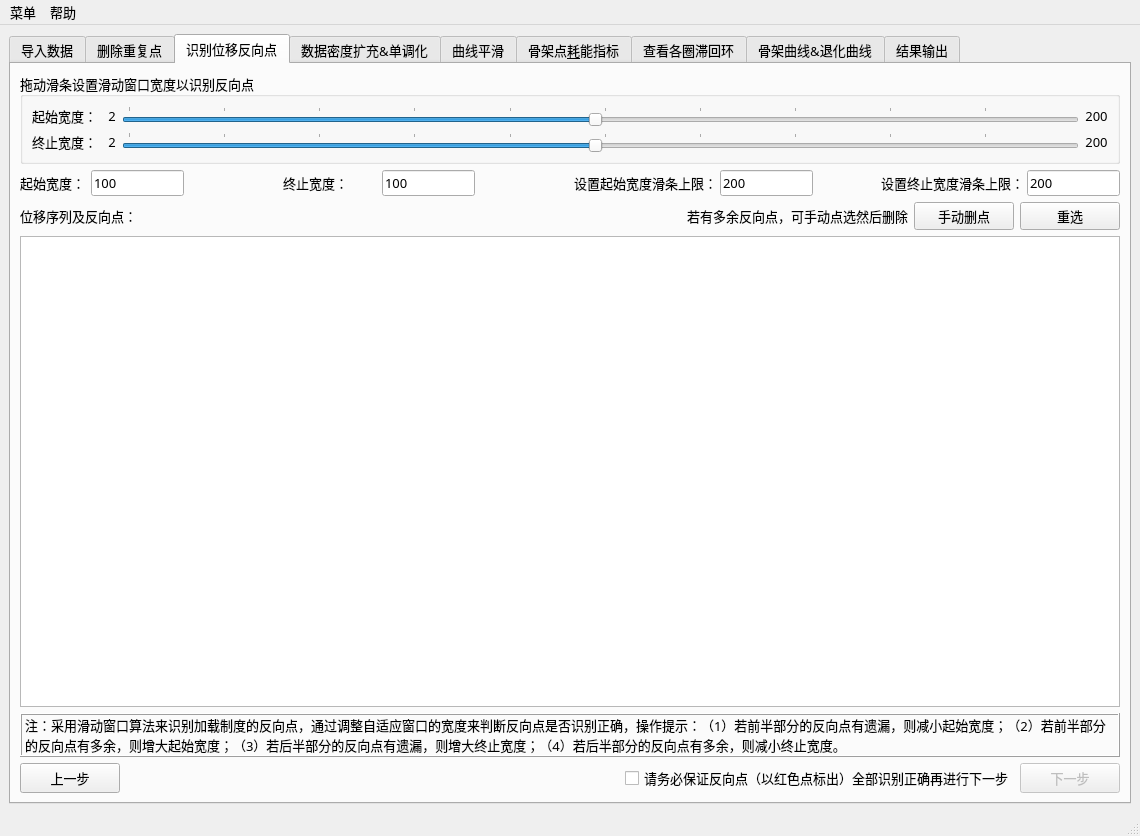
Qt form ui/MainWin.ui (WenchenLie/HystereticCurveAnalysis) before a commit.
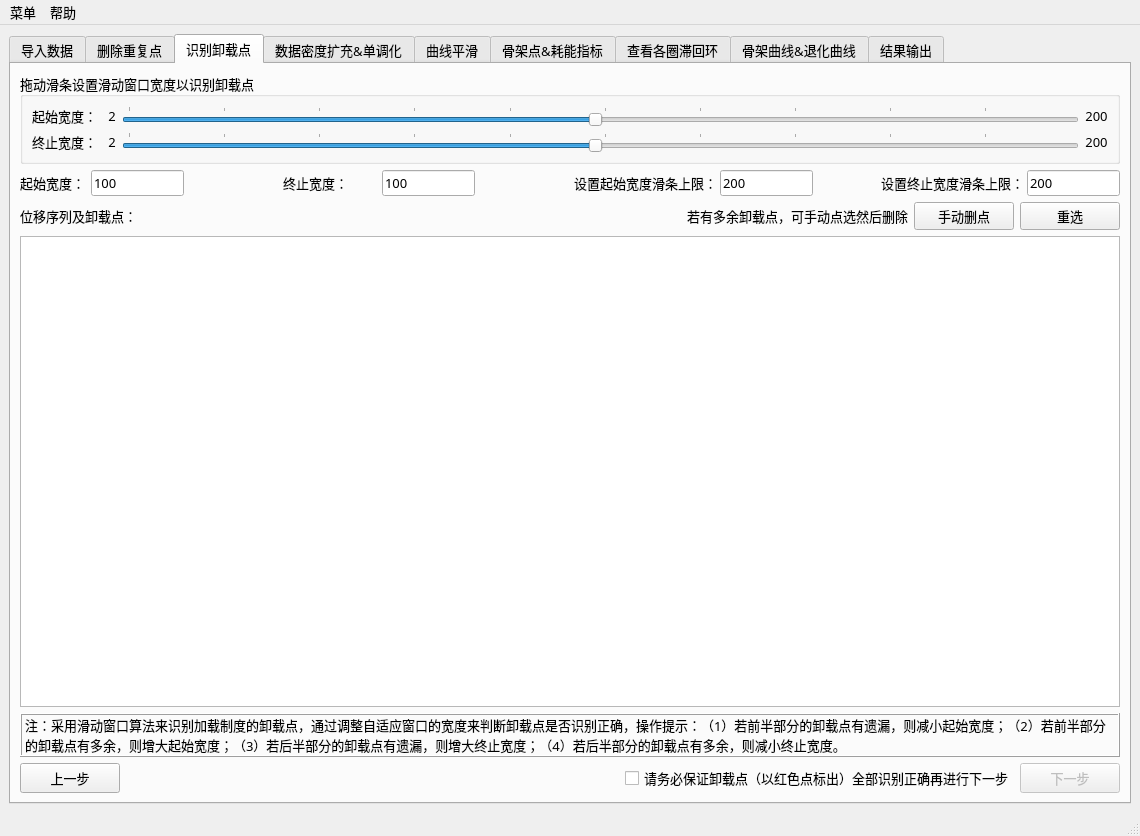
The same form after that commit. The open tabs and pages were chosen to show the change. Icons and pictures are not drawn.

Commit message: 增加输出卸载点

Diff of the .ui file:
```diff
--- a/ui/MainWin.ui
+++ b/ui/MainWin.ui
@@ -704,7 +704,7 @@
       </widget>
       <widget class="QWidget" name="tab3">
        <attribute name="title">
-        <string>识别位移反向点</string>
+        <string>识别卸载点</string>
        </attribute>
        <layout class="QVBoxLayout" name="verticalLayout_26" stretch="0,0,1,0,0">
         <item>
@@ -716,7 +716,7 @@
            </size>
           </property>
           <property name="title">
-           <string>拖动滑条设置滑动窗口宽度以识别反向点</string>
+           <string>拖动滑条设置滑动窗口宽度以识别卸载点</string>
           </property>
           <layout class="QGridLayout" name="gridLayout_2">
            <item row="0" column="1">
@@ -977,7 +977,7 @@
             <item>
              <widget class="QLabel" name="label_33">
               <property name="text">
-               <string>位移序列及反向点：</string>
+               <string>位移序列及卸载点：</string>
               </property>
              </widget>
             </item>
@@ -997,7 +997,7 @@
             <item>
              <widget class="QLabel" name="label_60">
               <property name="text">
-               <string>若有多余反向点，可手动点选然后删除</string>
+               <string>若有多余卸载点，可手动点选然后删除</string>
               </property>
              </widget>
             </item>
@@ -1055,7 +1055,7 @@
            <enum>QFrame::Raised</enum>
           </property>
           <property name="text">
-           <string>注：采用滑动窗口算法来识别加载制度的反向点，通过调整自适应窗口的宽度来判断反向点是否识别正确，操作提示：（1）若前半部分的反向点有遗漏，则减小起始宽度；（2）若前半部分的反向点有多余，则增大起始宽度；（3）若后半部分的反向点有遗漏，则增大终止宽度；（4）若后半部分的反向点有多余，则减小终止宽度。</string>
+           <string>注：采用滑动窗口算法来识别加载制度的卸载点，通过调整自适应窗口的宽度来判断卸载点是否识别正确，操作提示：（1）若前半部分的卸载点有遗漏，则减小起始宽度；（2）若前半部分的卸载点有多余，则增大起始宽度；（3）若后半部分的卸载点有遗漏，则增大终止宽度；（4）若后半部分的卸载点有多余，则减小终止宽度。</string>
           </property>
           <property name="alignment">
            <set>Qt::AlignLeading|Qt::AlignLeft|Qt::AlignVCenter</set>
@@ -1110,7 +1110,7 @@
               <item>
                <widget class="QCheckBox" name="checkBox_5">
                 <property name="text">
-                 <string>请务必保证反向点（以红色点标出）全部识别正确再进行下一步</string>
+                 <string>请务必保证卸载点（以红色点标出）全部识别正确再进行下一步</string>
                 </property>
                </widget>
               </item>
@@ -1600,7 +1600,7 @@
       </widget>
       <widget class="QWidget" name="tab6">
        <attribute name="title">
-        <string>骨架点&amp;耗能指标</string>
+        <string>骨架点&amp;&amp;耗能指标</string>
        </attribute>
        <layout class="QVBoxLayout" name="verticalLayout_21" stretch="0,0,1,0">
         <item>
```
The commit also changes 5 other files.
